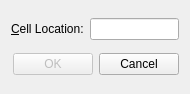
Above: material/src/chap02/gotocell1/gotocelldialog.ui from realingy/awesome-qt before the change. Below: the same form after it.
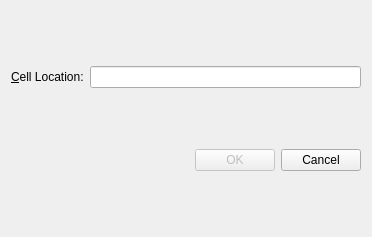
That is the form after the change.

Diff of the .ui file:
```diff
--- a/material/src/chap02/gotocell1/gotocelldialog.ui
+++ b/material/src/chap02/gotocell1/gotocelldialog.ui
@@ -1,12 +1,12 @@
 <ui version="4.0" >
  <class>GoToCellDialog</class>
- <widget class="QWidget" name="GoToCellDialog" >
-  <property name="geometry" >
+ <widget class="QWidget" name="GoToCellDialog">
+  <property name="geometry">
    <rect>
     <x>0</x>
     <y>0</y>
-    <width>190</width>
-    <height>94</height>
+    <width>372</width>
+    <height>237</height>
    </rect>
   </property>
   <property name="windowTitle" >
```
Left out of the diff: 35 changed lines with no effect on the pictures.
